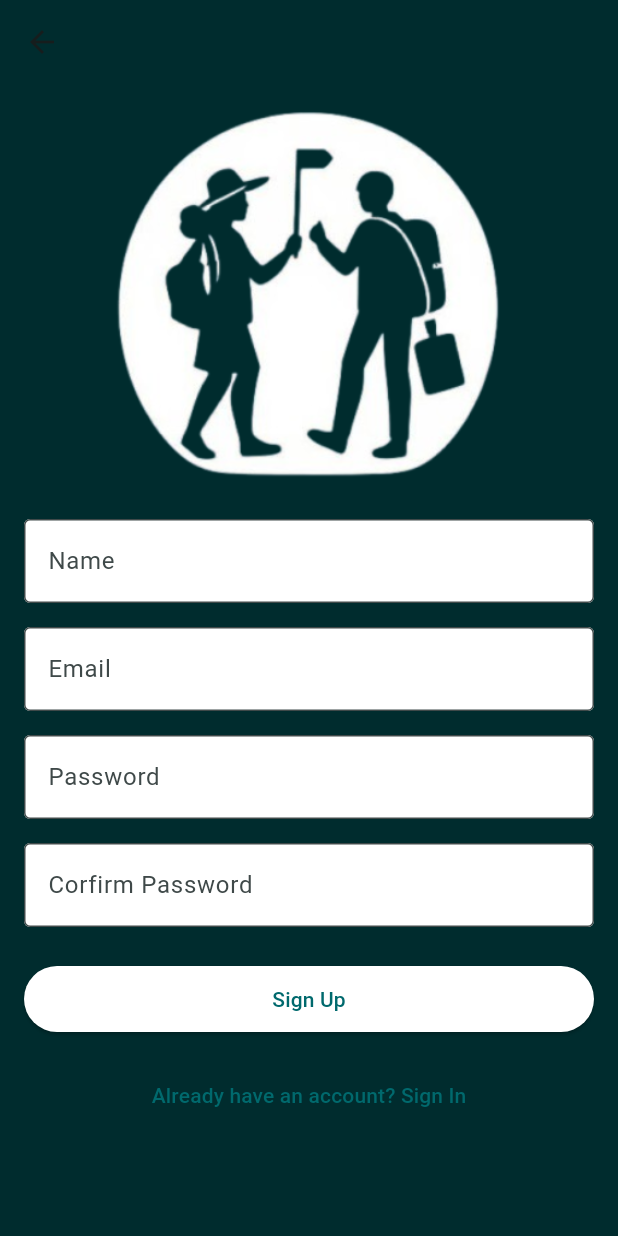
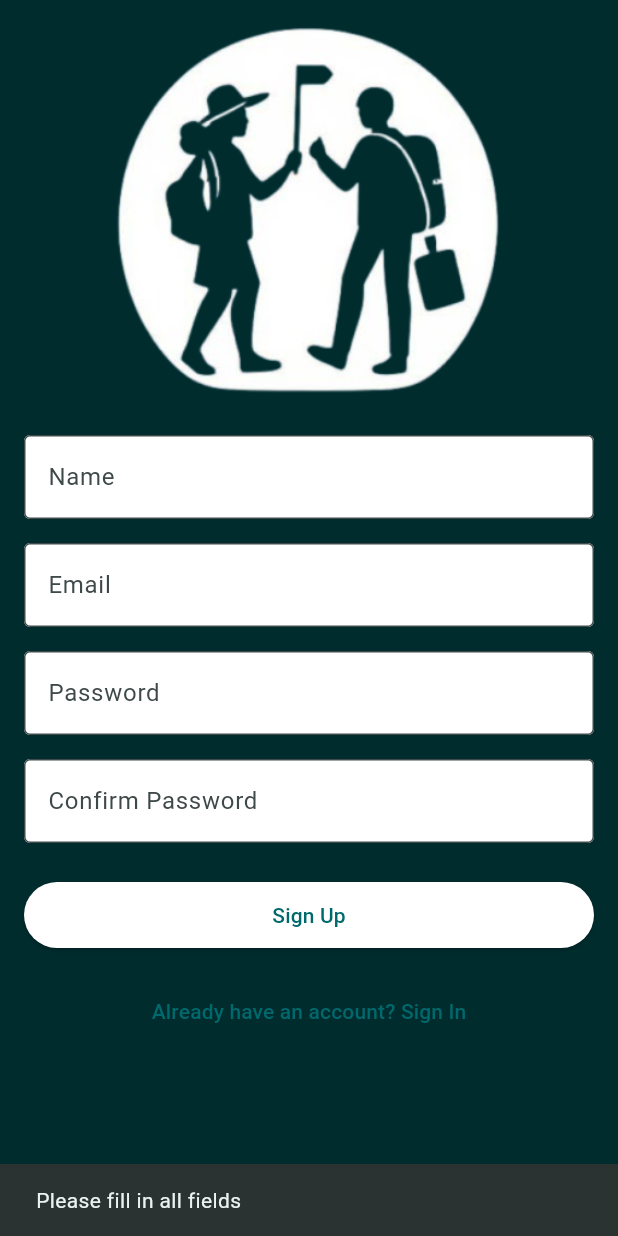
Before and after one commit to uesli13/tourpal, a Flutter app: the SignUpScreen screen opened directly, after a tap on "Sign Up", on a phone screen of 412 x 824 dp. Run offline on Flutter 3.47's test engine with Material 3 defaults, Android fonts, the phone set to English and light mode, and no system bars; our stand-ins replace firebase_auth, firebase_core; accounts and stored records are empty.

Commit message:
Added firebase auth services: -Sign up with Email/password -Sign in with Email/password
-Added app icon

```diff
--- a/lib/screens/sign_up_screen.dart
+++ b/lib/screens/sign_up_screen.dart
@@ -1,19 +1,78 @@
+import 'package:firebase_auth/firebase_auth.dart';
 import 'package:flutter/material.dart';
+import 'package:tourpal/screens/home_screen.dart';
+import 'package:tourpal/services/auth_service.dart';
 import 'package:tourpal/utils/constants.dart';
 import 'package:tourpal/widgets/custom_text_field.dart';
 import 'package:tourpal/widgets/logo_widget.dart';
 
-class SignUpScreen extends StatelessWidget {
-  final TextEditingController _emailController = TextEditingController();
-  final TextEditingController _passwordController = TextEditingController();
+
+class SignUpScreen extends StatefulWidget {
+  @override
+  _SignUpScreenState createState() => _SignUpScreenState();
+}
+
+class _SignUpScreenState extends State<SignUpScreen> {
+  final _emailController    = TextEditingController();
+  final _passwordController = TextEditingController();
+  final _confirmPasswordController = TextEditingController();
+  final _authService        = AuthService();
+  bool _isLoading           = false;
+
+  @override
+  void dispose() {
+    _emailController.dispose();
+    _passwordController.dispose();
+    _confirmPasswordController.dispose();
+    super.dispose();
+  }
+
+  Future<void> _handleSignUp() async {
+    final email    = _emailController.text.trim();
+    final password = _passwordController.text.trim();
+    final confirmPassword = _confirmPasswordController.text.trim();
+
+    if (email.isEmpty || password.isEmpty || confirmPassword.isEmpty) {
+      ScaffoldMessenger.of(context).showSnackBar(
+        const SnackBar(content: Text('Please fill in all fields')),
+      );
+      return;
+    }
+
+    if (password != confirmPassword) {
+      ScaffoldMessenger.of(context).showSnackBar(
+        const SnackBar(content: Text('Passwords do not match')),
+      );
+      return;
+    }
+
+    setState(() => _isLoading = true);
+
+    try {
+      final user = await _authService.signUpWithEmail(email, password);
+      if (user != null) {
+        // Success → navigate to HomeScreen
+        Navigator.pushReplacement(
+          context,
+          MaterialPageRoute(builder: (_) => const HomeScreen()),
+        );
+      }
+    } on FirebaseAuthException catch (e) {
+      ScaffoldMessenger.of(context).showSnackBar(
+        SnackBar(content: Text('Error: ${e.message}')),
+      );
+    } catch (e) {
+      ScaffoldMessenger.of(context).showSnackBar(
+        SnackBar(content: Text('Unexpected error: $e')),
+      );
+    } finally {
+      if (mounted) setState(() => _isLoading = false);
+    }
+  }
 
   @override
   Widget build(BuildContext context) {
     return Scaffold(
-      appBar: AppBar(
-        backgroundColor: AppColors.primary,
-        elevation: 0,
-      ),
       body: Container(
         color: AppColors.primary,
         child: SafeArea(
@@ -49,26 +108,18 @@ class SignUpScreen extends StatelessWidget {
                         ),
                         const SizedBox(height: 16),
                         // Confirm Password TextField
-                        const CustomTextField(labelText: 'Corfirm Password', obscureText: true),
+                        CustomTextField(
+                          labelText: 'Confirm Password',
+                          obscureText: true,
+                          controller: _confirmPasswordController,
+                        ),
                         const SizedBox(height: 24),
                         // Sign Up Button
+                        if (_isLoading)
+                          const Center(child: CircularProgressIndicator())
+                        else
                         ElevatedButton(
-                          onPressed: () async {
-                            // Remove: try {
-                            // Remove:   final user = await _authService.signUpWithEmail(
-                            // Remove:     _emailController.text,
-                            // Remove:     _passwordController.text,
-                            // Remove:   );
-                            // Remove:   if (user != null) {
-                            // Remove:     print('User signed up: ${user.email}');
-                            // Remove:     // Navigate to Home Screen or display a success message
-                            // Remove:   }
-                            // Remove: } catch (e) {
-                            // Remove:   ScaffoldMessenger.of(context).showSnackBar(
-                            // Remove:     SnackBar(content: Text('Error: $e')),
-                            // Remove:   );
-                            // Remove: }
-                          },
+                          onPressed: _handleSignUp,
                           style: ElevatedButton.styleFrom(
                             backgroundColor: Colors.white,
                             padding: const EdgeInsets.symmetric(vertical: 12, horizontal: 24),
@@ -96,4 +147,5 @@ class SignUpScreen extends StatelessWidget {
       ),
     );
   }
+
 }
```
Also changed, not shown: lib/main.dart (+4 -3 lines), lib/screens/home_screen.dart (+45 -0 lines), lib/screens/loading_screen.dart (+22 -11 lines), lib/screens/sign_in_screen.dart (+77 -18 lines), lib/services/auth_service.dart (+30 -58 lines), pubspec.yaml (+9 -59 lines), assets/images/app_icon.png (added), pubspec.lock, 13 other files.
